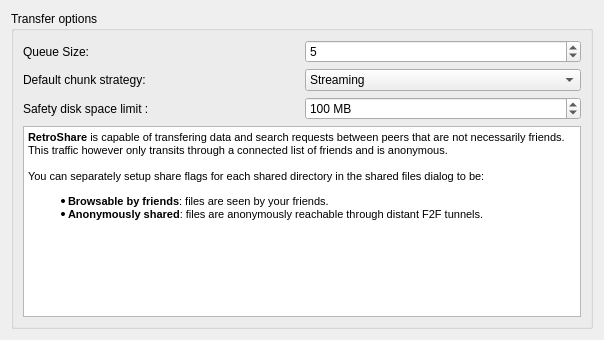
First picture: the form in retroshare-gui/src/gui/settings/TransferPage.ui, repository RetroShare/RetroShare, before the edit.
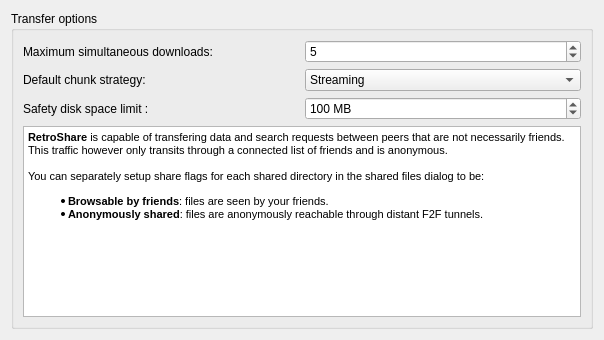
Second picture: the form after the edit.

Commit message: fixed inaccurate text in transfer page

```diff
--- a/retroshare-gui/src/gui/settings/TransferPage.ui
+++ b/retroshare-gui/src/gui/settings/TransferPage.ui
@@ -24,7 +24,7 @@
           <item>
            <widget class="QLabel" name="label">
             <property name="text">
-             <string>Queue Size:</string>
+             <string>Maximum simultaneous downloads:</string>
             </property>
            </widget>
           </item>
```
Left out of the diff: 2 changed lines with no effect on the pictures.
